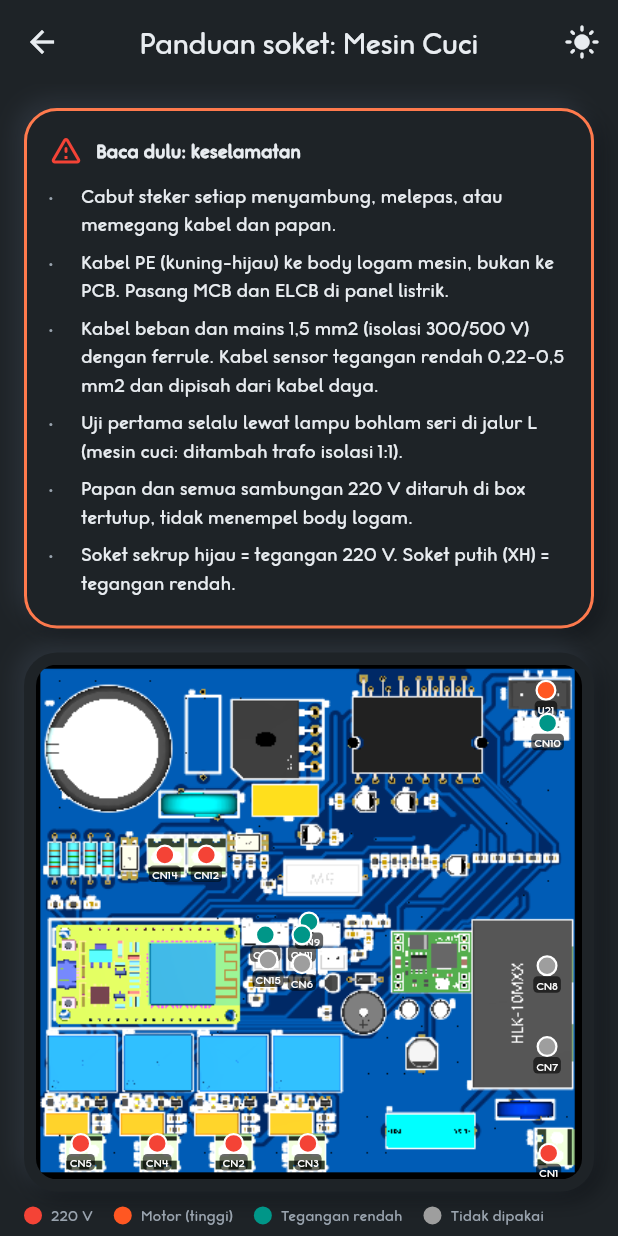
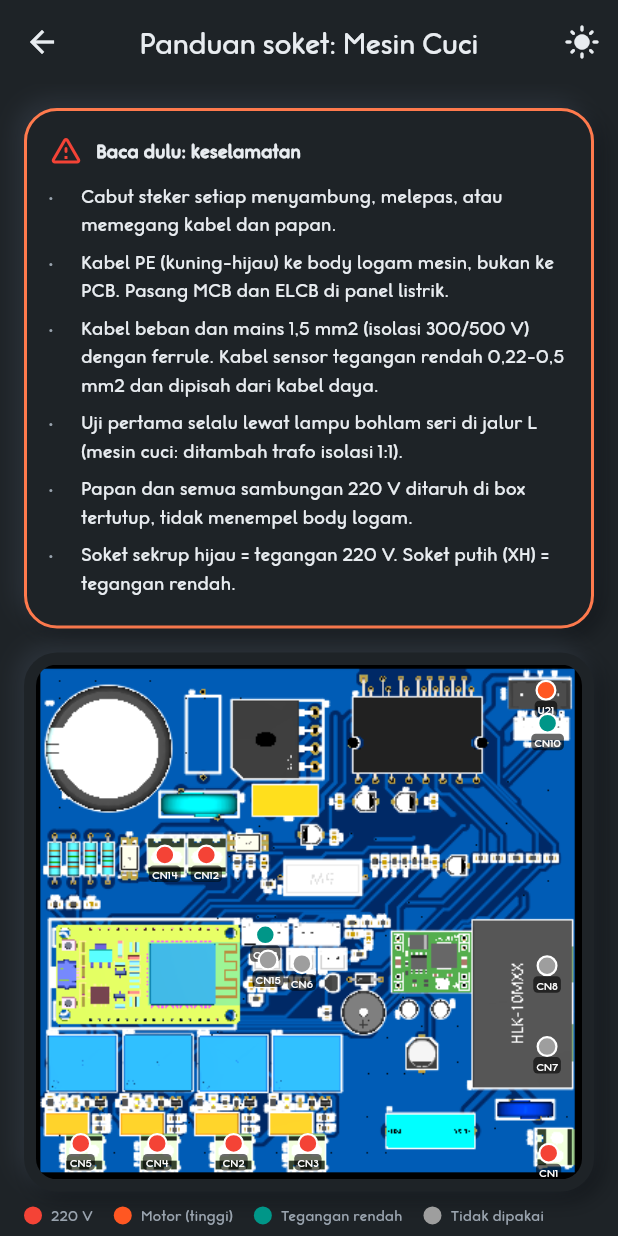
Before and after one commit to mdngarage-dev/Esp_Laundry_Control, a Flutter app: the TutorialPage screen opened directly with empty values, on a phone screen of 412 x 824 dp. Run offline on Flutter 3.47's test engine with Material 3 defaults, Android fonts, the phone set to English and light mode, and no system bars; our stand-ins replace cloud_firestore, firebase_core, flutter_blue_plus, permission_handler, shared_preferences; missing offline and left inert: mobile_scanner; accounts and stored records are empty.

Commit message:
update terbaru

```diff
--- a/app/lib/tutorial_data.dart
+++ b/app/lib/tutorial_data.dart
@@ -58,9 +58,9 @@ const List<SocketDef> kSockets = [
   SocketDef('CN5', 'Relay 4 (RLY4)', 'mains', 'Bawah, paling kiri', 0.082, 0.93, [PinDef('1', 'OUT RLY4', 'L tersaklar (keluaran relay)'), PinDef('2', 'FUSE_OUT', 'L setelah sekering (tidak dipasangi kabel beban)')], dryer: UseDef('Igniter', ['Satu kabel igniter ke CN5 pin 1.', 'Kabel igniter lainnya ke WAGO bus netral.'], trace: ['Ikuti kabel dari igniter (di dekat burner) sampai konektornya.'], warn: ['Jangan menyentuh igniter saat steker terpasang.']), washer: UseDef('Pompa sabun 220 VAC', ['Satu kabel pompa sabun ke CN5 pin 1.', 'Kabel pompa lainnya ke WAGO bus netral.'], trace: ['Ikuti selang sabun dari wadah sabun ke pompa kecil; kabel dari pompa itu yang dipasang.'], warn: ['Pompa dekat air: kabel dan soket harus berisolasi dan terlindung.', 'Tidak memakai pompa sabun? Biarkan CN5 kosong dan matikan pompa sabun di pengaturan. Mesin tetap berjalan normal.']), note: null),
   SocketDef('CN12', 'Pintu / kontak terkunci', 'mains', 'Tengah kiri atas, kanan dari CN14', 0.312, 0.37, [PinDef('1', 'FUSE_OUT', 'L (setelah sekering)'), PinDef('2', 'NET_1', 'L setelah kontak pintu / kontak terkunci')], dryer: UseDef('Saklar pintu', ['Satu kabel saklar ke CN12 pin 1, kabel lainnya ke CN12 pin 2. Tidak berpolaritas.', 'Pastikan saklar menutup saat pintu ditutup dan terbuka saat pintu dibuka (cek continuity).'], trace: ['Ikuti kabel dari saklar pintu (di bingkai lubang pintu) sampai konektor; lepas sambungan lama ke timer.'], warn: ['Arus yang lewat hanya 2-3 mA untuk sinyal ke firmware. Saklar ini BUKAN pengaman gas.']), washer: UseDef('Kontak "terkunci" dari kunci pintu', ['Varian A: ujung kontak terkunci ke CN12 pin 2; pin 1 dikosongkan.', 'Varian B: ujung 1 ke pin 1, ujung 2 ke pin 2.', 'Lihat CN4 untuk cara membedakan Varian A dan B.'], trace: ['Identifikasi kabel kunci pintu dengan multimeter seperti di CN4. Jangan menebak.'], warn: ['Tanpa kontak terkunci tertutup, bus DC dan motor TIDAK mendapat daya (memang disengaja).', 'Saat uji bus DC pakai trafo isolasi dan lampu seri.']), note: null),
   SocketDef('CN14', 'Sakelar level air', 'mains', 'Tengah kiri atas, paling kiri dari dua terminal', 0.236, 0.37, [PinDef('1', 'LEVEL_B', 'Kontak B (tersambung saat air penuh)'), PinDef('2', 'AC_N', 'COM (netral)')], dryer: null, washer: UseDef('Sakelar level air (pressure switch, 3 terminal: COM, A, B)', ['Kontak B sakelar level ke CN14 pin 1.', 'COM sakelar level ke CN14 pin 2 dan ke WAGO bus netral.', 'Katup isi air lewat pin A (lihat CN3).'], trace: ['Ikuti selang kecil dari dasar bak air ke sakelar level (kotak plastik dengan 3 terminal).', 'Ukur dulu: drum kosong, COM ke A tersambung. Saat air mencapai batas, COM ke B tersambung. Tiup selang untuk mencoba.', 'Baut di sakelar mengatur banyak sedikit air; firmware tidak mengubahnya.'], warn: ['Urutan terminal beda tiap merek. Jangan menebak, ukur dengan multimeter.']), note: null),
-  SocketDef('CN9', 'Tombol Start (opsional)', 'low', 'ISI: lokasi di papan', 0.50, 0.50, [PinDef('1', 'GND', 'GND'), PinDef('2', 'START', 'Tombol Start')], dryer: UseDef('Tombol Start terpisah (opsional)', ['Satu kaki tombol ke pin 2 (START), kaki lainnya ke pin 1 (GND).', 'Tidak dipasang pun tidak apa-apa: tombol tekan rotary sudah sama fungsinya.'], trace: ['Pakai tombol tekan biasa (normally open), kabel pendek.'], warn: []), washer: UseDef('Tombol Start terpisah (opsional)', ['Satu kaki tombol ke pin 2 (START), kaki lainnya ke pin 1 (GND).', 'Tidak dipasang pun tidak apa-apa: tombol tekan rotary sudah sama fungsinya.'], trace: ['Pakai tombol tekan biasa (normally open), kabel pendek.'], warn: ['Mesin cuci: GND papan hidup. Tombol dan kabelnya harus berisolasi penuh.']), note: 'Koordinat dan lokasi belum diisi (sementara).'),
-  SocketDef('CN13', 'Layar I2C (CN13)', 'low', 'ISI: lokasi di papan', 0.42, 0.525, [PinDef('1', 'LED', '3,3 V (daya layar)'), PinDef('2', 'GND', 'GND'), PinDef('3', 'SDA', 'I2C data'), PinDef('4', 'SCL', 'I2C clock')], dryer: UseDef('Layar I2C', ['VCC layar ke pin 1 (LED, 3,3 V), GND ke pin 2, SDA ke pin 3, SCL ke pin 4.'], trace: ['Cocokkan label pin pada modul layar (VCC, GND, SDA, SCL). Urutannya bisa berbeda tiap modul.'], warn: ['Pin 1 adalah 3,3 V, bukan 5 V.']), washer: UseDef('Layar I2C', ['VCC layar ke pin 1 (LED, 3,3 V), GND ke pin 2, SDA ke pin 3, SCL ke pin 4.'], trace: ['Cocokkan label pin pada modul layar (VCC, GND, SDA, SCL). Urutannya bisa berbeda tiap modul.'], warn: ['Pin 1 adalah 3,3 V, bukan 5 V.', 'Mesin cuci: GND papan hidup. Layar, knob, dan kabelnya harus berisolasi penuh.']), note: 'Koordinat dan lokasi masih memakai posisi CN91 lama.'),
-  SocketDef('CN11', 'Rotary encoder (CN11)', 'low', 'ISI: lokasi di papan', 0.487, 0.525, [PinDef('1', 'ENC_CLK', 'Rotary: kontak A (CLK)'), PinDef('2', 'ENC_DT', 'Rotary: kontak B (DT)'), PinDef('3', 'ENC_SW', 'Tombol tekan rotary'), PinDef('4', 'GND', 'GND')], dryer: UseDef('Rotary encoder', ['CLK ke pin 1, DT ke pin 2, SW (tombol tekan rotary) ke pin 3, GND ke pin 4.', 'Pin + (VCC) pada modul rotary (jenis KY-040) dikosongkan; pull-up sudah ada di PCB.'], trace: ['Cocokkan label kaki modul rotary (CLK, DT, SW, GND).', 'Tombol tekan rotary berfungsi juga sebagai tombol Start.'], warn: ['Pull-up ada di PCB: sinyal aktif saat disambung ke GND.']), washer: UseDef('Rotary encoder', ['CLK ke pin 1, DT ke pin 2, SW (tombol tekan rotary) ke pin 3, GND ke pin 4.', 'Pin + (VCC) pada modul rotary (jenis KY-040) dikosongkan; pull-up sudah ada di PCB.'], trace: ['Cocokkan label kaki modul rotary (CLK, DT, SW, GND).', 'Tombol tekan rotary berfungsi juga sebagai tombol Start.'], warn: ['Pull-up ada di PCB: sinyal aktif saat disambung ke GND.', 'Mesin cuci: GND papan hidup. Knob dan kabelnya harus berisolasi penuh.']), note: 'Koordinat dan lokasi masih memakai posisi CN92 lama.'),
+  SocketDef('CN9', 'Tombol Start (opsional)', 'low', 'Tengah, di bawah CN11', 7.864, 55.54, [PinDef('1', 'GND', 'GND'), PinDef('2', 'START', 'Tombol Start')], dryer: UseDef('Tombol Start terpisah (opsional)', ['Satu kaki tombol ke pin 2 (START), kaki lainnya ke pin 1 (GND).', 'Tidak dipasang pun tidak apa-apa: tombol tekan rotary sudah sama fungsinya.'], trace: ['Pakai tombol tekan biasa (normally open), kabel pendek.'], warn: []), washer: UseDef('Tombol Start terpisah (opsional)', ['Satu kaki tombol ke pin 2 (START), kaki lainnya ke pin 1 (GND).', 'Tidak dipasang pun tidak apa-apa: tombol tekan rotary sudah sama fungsinya.'], trace: ['Pakai tombol tekan biasa (normally open), kabel pendek.'], warn: ['Mesin cuci: GND papan hidup. Tombol dan kabelnya harus berisolasi penuh.']), note: 'Koordinat dan lokasi belum diisi (sementara).'),
+  SocketDef('CN13', 'Layar I2C (CN13)', 'low', 'Tengah, di atas CN15', 0.42, 0.525, [PinDef('1', 'LED', '3,3 V (daya layar)'), PinDef('2', 'GND', 'GND'), PinDef('3', 'SDA', 'I2C data'), PinDef('4', 'SCL', 'I2C clock')], dryer: UseDef('Layar I2C', ['VCC layar ke pin 1 (LED, 3,3 V), GND ke pin 2, SDA ke pin 3, SCL ke pin 4.'], trace: ['Cocokkan label pin pada modul layar (VCC, GND, SDA, SCL). Urutannya bisa berbeda tiap modul.'], warn: ['Pin 1 adalah 3,3 V, bukan 5 V.']), washer: UseDef('Layar I2C', ['VCC layar ke pin 1 (LED, 3,3 V), GND ke pin 2, SDA ke pin 3, SCL ke pin 4.'], trace: ['Cocokkan label pin pada modul layar (VCC, GND, SDA, SCL). Urutannya bisa berbeda tiap modul.'], warn: ['Pin 1 adalah 3,3 V, bukan 5 V.', 'Mesin cuci: GND papan hidup. Layar, knob, dan kabelnya harus berisolasi penuh.']), note: 'Koordinat dan lokasi masih memakai posisi CN91 lama.'),
+  SocketDef('CN11', 'Rotary encoder (CN11)', 'low', 'Tengah, di atas CN6', 3.292, 62.525, [PinDef('1', 'ENC_CLK', 'Rotary: kontak A (CLK)'), PinDef('2', 'ENC_DT', 'Rotary: kontak B (DT)'), PinDef('3', 'ENC_SW', 'Tombol tekan rotary'), PinDef('4', 'GND', 'GND')], dryer: UseDef('Rotary encoder', ['CLK ke pin 1, DT ke pin 2, SW (tombol tekan rotary) ke pin 3, GND ke pin 4.', 'Pin + (VCC) pada modul rotary (jenis KY-040) dikosongkan; pull-up sudah ada di PCB.'], trace: ['Cocokkan label kaki modul rotary (CLK, DT, SW, GND).', 'Tombol tekan rotary berfungsi juga sebagai tombol Start.'], warn: ['Pull-up ada di PCB: sinyal aktif saat disambung ke GND.']), washer: UseDef('Rotary encoder', ['CLK ke pin 1, DT ke pin 2, SW (tombol tekan rotary) ke pin 3, GND ke pin 4.', 'Pin + (VCC) pada modul rotary (jenis KY-040) dikosongkan; pull-up sudah ada di PCB.'], trace: ['Cocokkan label kaki modul rotary (CLK, DT, SW, GND).', 'Tombol tekan rotary berfungsi juga sebagai tombol Start.'], warn: ['Pull-up ada di PCB: sinyal aktif saat disambung ke GND.', 'Mesin cuci: GND papan hidup. Knob dan kabelnya harus berisolasi penuh.']), note: 'Koordinat dan lokasi masih memakai posisi CN92 lama.'),
   SocketDef('CN6', 'Sensor suhu 1 (NTC1)', 'low', 'Tengah, di bawah CN11 (kanan dari dua soket 2 pin)', 0.487, 0.581, [PinDef('1', 'NTC1', 'Sinyal'), PinDef('2', 'GND', 'GND')], dryer: UseDef('Sensor suhu buang NTC 10 kOhm (B sekitar 3950)', ['NTC ke CN6 (2 kabel, tidak berpolaritas).'], trace: ['Pasang NTC di saluran buang udara panas. Ukur NTC pada suhu ruang: harus sekitar 10 kOhm.', 'Kabel sensor dipisah dari kabel daya.'], warn: ['Sensor rusak atau lepas membuat gas tidak mau menyala (error E1).']), washer: UseDef('Sensor air panas (opsional, belum dipakai firmware)', ['Biarkan kosong.'], trace: const <String>[], warn: const <String>[]), note: null),
   SocketDef('CN15', 'Sensor suhu 2 (NTC2)', 'low', 'Tengah, di bawah CN13 (kiri dari dua soket 2 pin)', 0.425, 0.574, [PinDef('1', 'NTC2', 'Sinyal'), PinDef('2', 'GND', 'GND')], dryer: UseDef('Cadangan (tidak dipakai)', ['Biarkan kosong.'], trace: const <String>[], warn: const <String>[]), washer: UseDef('Cadangan (tidak dipakai)', ['Biarkan kosong.'], trace: const <String>[], warn: const <String>[]), note: null),
   SocketDef('U21', 'Motor BLDC (U, V, W)', 'hv', 'Pojok kanan atas, soket gelap 3 pin', 0.934, 0.05, [PinDef('1', 'OUT_U', 'Fasa U'), PinDef('2', 'OUT_V', 'Fasa V'), PinDef('3', 'OUT_W', 'Fasa W')], dryer: null, washer: UseDef('Motor BLDC 3 kabel fasa', ['Tiga kabel fasa motor ke pin 1, 2, 3. Urutan bebas: firmware mempelajarinya otomatis lewat Pelajari motor.'], trace: ['Ikuti tiga kabel tebal dari motor di belakang drum sampai konektor.', 'Kabel motor 1,5 mm2, pendek, dipisah dari kabel sensor.'], warn: ['Tegangan bisa mencapai sekitar 310 V DC saat bus hidup. Jangan disentuh.', 'Uji pertama pada duty rendah tanpa drum, dengan trafo isolasi dan lampu seri.']), note: null),
```
